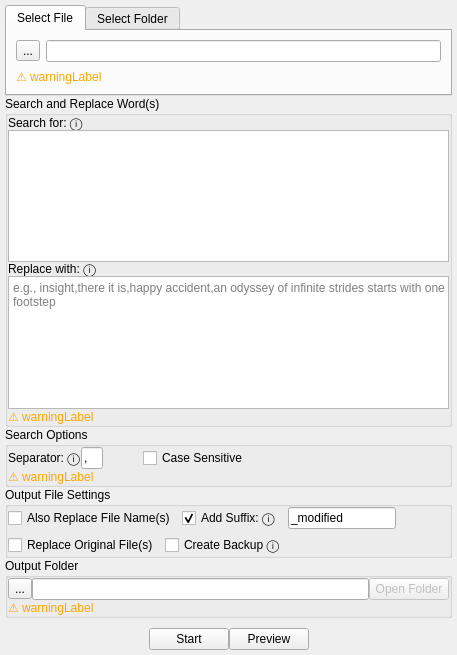
This is mainwindow.ui in js-lm/Simple-Word-Replacer as Qt 5 draws it before an edit. The edited form follows.
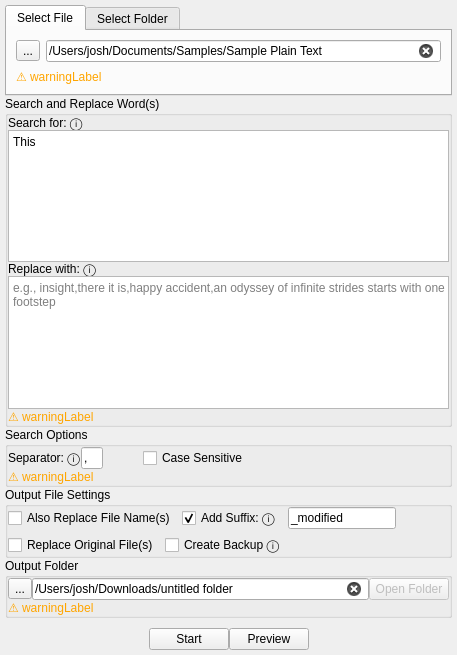
This is the edited form. Icons and pictures are not drawn. Custom widgets are drawn as their Qt base class.

```diff
--- a/mainwindow.ui
+++ b/mainwindow.ui
@@ -93,6 +93,9 @@
             <property name="focusPolicy">
              <enum>Qt::FocusPolicy::ClickFocus</enum>
             </property>
+            <property name="text">
+             <string>/Users/josh/Documents/Samples/Sample Plain Text</string>
+            </property>
             <property name="clearButtonEnabled">
              <bool>true</bool>
             </property>
@@ -194,7 +197,7 @@
             <enum>Qt::FocusPolicy::ClickFocus</enum>
            </property>
            <property name="plainText">
-            <string/>
+            <string>This</string>
            </property>
            <property name="placeholderText">
             <string>e.g., knowledge,voilà,serendipity,a journey of a thousand miles begins with a single step</string>
@@ -468,6 +471,9 @@
            <property name="focusPolicy">
             <enum>Qt::FocusPolicy::ClickFocus</enum>
            </property>
+           <property name="text">
+            <string>/Users/josh/Downloads/untitled folder</string>
+           </property>
            <property name="clearButtonEnabled">
             <bool>true</bool>
            </property>
```
Left out of the diff: 38 changed lines with no effect on the pictures.
